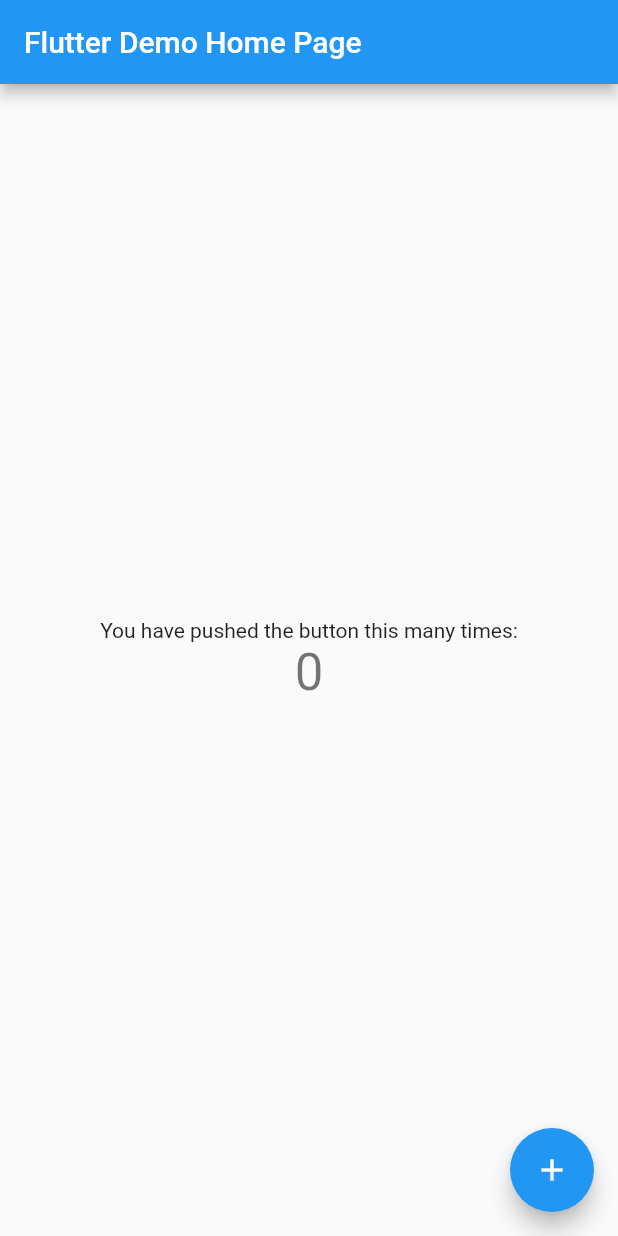
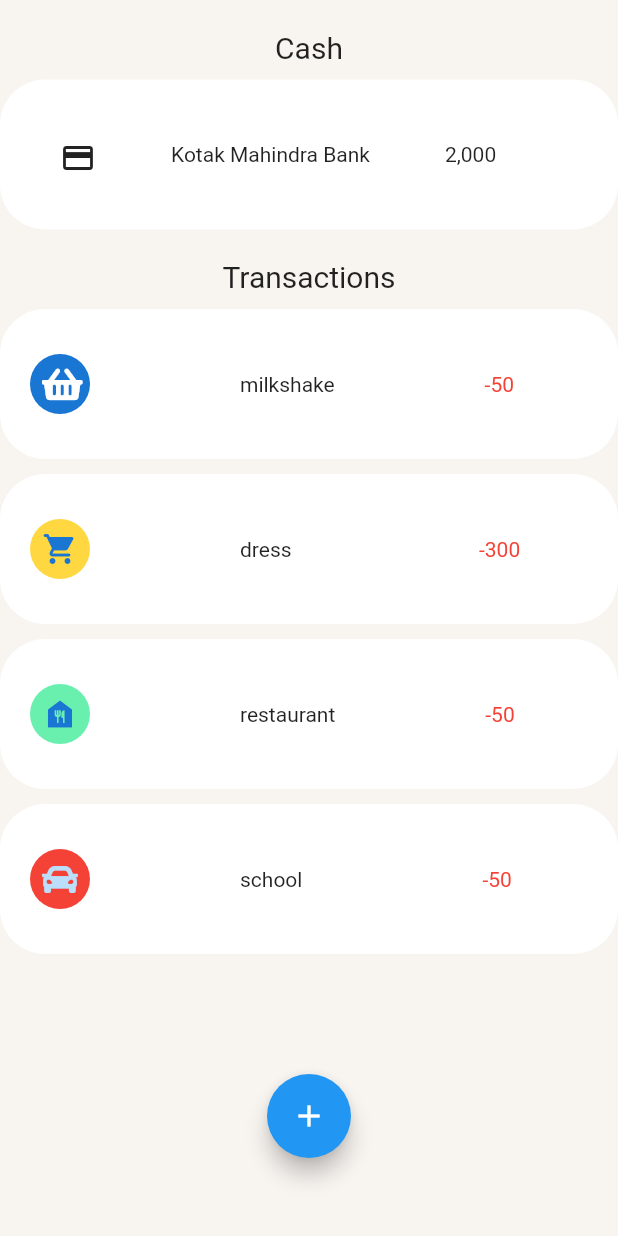
Before and after one commit to abhinavuppu7/cashflow, a Flutter app: the screen it shows after launch, on a phone screen of 412 x 824 dp. Run offline on Flutter 3.47's test engine with Material 2 defaults, Android fonts, the phone set to English and light mode, and no system bars; our stand-ins replace font_awesome_flutter.

Commit message:
initial ui done

```diff
--- /dev/null
+++ b/lib/Homescreen.dart
@@ -0,0 +1,212 @@
+import 'package:flutter/material.dart';
+import 'package:flutter/cupertino.dart';
+import 'package:font_awesome_flutter/font_awesome_flutter.dart';
+class Homescreen extends StatelessWidget {
+  @override
+  Widget build(BuildContext context) {
+    return Scaffold(
+      backgroundColor:Color(0xFFf8f5f1),
+    body: Container(
+     margin: EdgeInsets.only(top: 20),
+    child: Column(
+
+
+
+      children: <Widget>[
+        Text('Cash',
+          style: TextStyle(
+            fontSize: 20,
+
+          ),
+
+        ),
+       SizedBox(height: 10,),
+        Container(
+          height: 100,
+          decoration: BoxDecoration(
+            borderRadius: BorderRadius.circular(30),
+            color:Colors.white,
+
+          ),
+
+          child:Padding(
+
+            padding: const EdgeInsets.all(40.0),
+            child: Row(
+
+
+              children: <Widget>[
+                Icon(Icons.credit_card_outlined
+                ),
+                SizedBox(width:50),
+                Text('Kotak Mahindra Bank'),
+                SizedBox(width:50),
+
+                Text('2,000')
+              ],
+            ),
+          ),
+
+        ),
+        SizedBox(height: 20,),
+        Text('Transactions',
+          style: TextStyle(
+            fontSize: 20,
+
+          ),
+
+        ),
+        //transctions
+        SizedBox(height: 10,),
+        Container(
+          height: 100,
+           decoration: BoxDecoration(
+             borderRadius: BorderRadius.circular(30),
+             color: Colors.white,
+           ),
+          child: Padding(
+            padding: const EdgeInsets.all(20.0),
+            child: Row(
+
+              children: <Widget>[
+               CircleAvatar(
+                   child: Icon(FontAwesomeIcons.shoppingBasket)),
+                SizedBox(width:100),
+                   Text('milkshake',
+
+                   style:TextStyle(
+
+                   ),),
+                SizedBox(width:100),
+                   Text('-50',style: TextStyle(
+                     color: Colors.red,
+                   ),)
+
+
+
+
+              ],
+
+
+            ),
+          ),
+
+        ),
+        SizedBox(height: 10,),
+        Container(
+          height: 100,
+          decoration: BoxDecoration(
+            borderRadius: BorderRadius.circular(30),
+            color: Colors.white,
+          ),
+          child: Padding(
+            padding: const EdgeInsets.all(20.0),
+            child: Row(
+
+              children: <Widget>[
+                CircleAvatar(backgroundColor: Colors.amberAccent,
+                    child: Icon(Icons.shopping_cart_rounded)),
+                SizedBox(width:100),
+                Text('dress',
+
+                  style:TextStyle(
+
+                  ),),
+                SizedBox(width:125),
+                Text('-300',style: TextStyle(
+                  color: Colors.red,
+                ),)
+
+
+
+
+              ],
+
+
+            ),
+          ),
+
+        ),
+        SizedBox(height: 10,),
+        Container(
+          height: 100,
+          decoration: BoxDecoration(
+            borderRadius: BorderRadius.circular(30),
+            color: Colors.white,
+          ),
+          child: Padding(
+            padding: const EdgeInsets.all(20.0),
+            child: Row(
+
+              children: <Widget>[
+                CircleAvatar(backgroundColor: Colors.greenAccent,
+                    child: Icon(Icons.food_bank_sharp)),
+                SizedBox(width:100),
+                Text('restaurant',
+
+                  style:TextStyle(
+
+                  ),),
+                SizedBox(width:100),
+                Text('-50',style: TextStyle(
+                  color: Colors.red,
+                ),)
+
+
+
+
+              ],
+
+
+            ),
+          ),
+
+        ),
+        SizedBox(height: 10,),
+        Container(
+          height: 100,
+          decoration: BoxDecoration(
+            borderRadius: BorderRadius.circular(30),
+            color: Colors.white,
+          ),
+          child: Padding(
+            padding: const EdgeInsets.all(20.0),
+            child: Row(
+
+              children: <Widget>[
+                CircleAvatar(backgroundColor: Colors.red,
+                    child: Icon(FontAwesomeIcons.car
+                    )),
+                SizedBox(width:100),
+                Text('school',
+
+                  style:TextStyle(
+
+                  ),),
+                SizedBox(width:120),
+                Text('-50',style: TextStyle(
+                  color: Colors.red,
+                ),)
+
+
+
+
+              ],
+
+
+            ),
+          ),
+
+        ),
+    SizedBox(height:80),
+    FloatingActionButton(
+     child: Icon(Icons.add),
+
+    ),
+      ],
+    ),
+
+    ),
+    );
+  }
+}
--- a/lib/main.dart
+++ b/lib/main.dart
@@ -1,5 +1,5 @@
 import 'package:flutter/material.dart';
-
+import 'package:cashflow/Homescreen.dart';
 void main() {
   runApp(MyApp());
 }
@@ -9,105 +9,9 @@ class MyApp extends StatelessWidget {
   @override
   Widget build(BuildContext context) {
     return MaterialApp(
-      title: 'Flutter Demo',
-      theme: ThemeData(
-        // This is the theme of your application.
-        //
-        // Try running your application with "flutter run". You'll see the
-        // application has a blue toolbar. Then, without quitting the app, try
-        // changing the primarySwatch below to Colors.green and then invoke
-        // "hot reload" (press "r" in the console where you ran "flutter run",
-        // or simply save your changes to "hot reload" in a Flutter IDE).
-        // Notice that the counter didn't reset back to zero; the application
-        // is not restarted.
-        primarySwatch: Colors.blue,
-      ),
-      home: MyHomePage(title: 'Flutter Demo Home Page'),
+     debugShowCheckedModeBanner: false,
+
+      home: Homescreen(),
     );
   }
 }
-
-class MyHomePage extends StatefulWidget {
-  MyHomePage({Key key, this.title}) : super(key: key);
-
-  // This widget is the home page of your application. It is stateful, meaning
-  // that it has a State object (defined below) that contains fields that affect
-  // how it looks.
-
-  // This class is the configuration for the state. It holds the values (in this
-  // case the title) provided by the parent (in this case the App widget) and
-  // used by the build method of the State. Fields in a Widget subclass are
-  // always marked "final".
-
-  final String title;
-
-  @override
-  _MyHomePageState createState() => _MyHomePageState();
-}
-
-class _MyHomePageState extends State<MyHomePage> {
-  int _counter = 0;
-
-  void _incrementCounter() {
-    setState(() {
-      // This call to setState tells the Flutter framework that something has
-      // changed in this State, which causes it to rerun the build method below
-      // so that the display can reflect the updated values. If we changed
-      // _counter without calling setState(), then the build method would not be
-      // called again, and so nothing would appear to happen.
-      _counter++;
-    });
-  }
-
-  @override
-  Widget build(BuildContext context) {
-    // This method is rerun every time setState is called, for instance as done
-    // by the _incrementCounter method above.
-    //
-    // The Flutter framework has been optimized to make rerunning build methods
-    // fast, so that you can just rebuild anything that needs updating rather
-    // than having to individually change instances of widgets.
-    return Scaffold(
-      appBar: AppBar(
-        // Here we take the value from the MyHomePage object that was created by
-        // the App.build method, and use it to set our appbar title.
-        title: Text(widget.title),
-      ),
-      body: Center(
-        // Center is a layout widget. It takes a single child and positions it
-        // in the middle of the parent.
-        child: Column(
-          // Column is also a layout widget. It takes a list of children and
-          // arranges them vertically. By default, it sizes itself to fit its
-          // children horizontally, and tries to be as tall as its parent.
-          //
-          // Invoke "debug painting" (press "p" in the console, choose the
-          // "Toggle Debug Paint" action from the Flutter Inspector in Android
-          // Studio, or the "Toggle Debug Paint" command in Visual Studio Code)
-          // to see the wireframe for each widget.
-          //
-          // Column has various properties to control how it sizes itself and
-          // how it positions its children. Here we use mainAxisAlignment to
-          // center the children vertically; the main axis here is the vertical
-          // axis because Columns are vertical (the cross axis would be
-          // horizontal).
-          mainAxisAlignment: MainAxisAlignment.center,
-          children: <Widget>[
-            Text(
-              'You have pushed the button this many times:',
-            ),
-            Text(
-              '$_counter',
-              style: Theme.of(context).textTheme.headline4,
-            ),
-          ],
-        ),
-      ),
-      floatingActionButton: FloatingActionButton(
-        onPressed: _incrementCounter,
-        tooltip: 'Increment',
-        child: Icon(Icons.add),
-      ), // This trailing comma makes auto-formatting nicer for build methods.
-    );
-  }
-}
--- a/pubspec.yaml
+++ b/pubspec.yaml
@@ -25,19 +25,24 @@ dependencies:
     sdk: flutter
 
 
+
   # The following adds the Cupertino Icons font to your application.
   # Use with the CupertinoIcons class for iOS style icons.
   cupertino_icons: ^1.0.2
+  font_awesome_flutter: ^9.0.0
+
 
 dev_dependencies:
   flutter_test:
     sdk: flutter
+
 
 # For information on the generic Dart part of this file, see the
 # following page: https://dart.dev/tools/pub/pubspec
 
 # The following section is specific to Flutter.
 flutter:
+
 
   # The following line ensures that the Material Icons font is
   # included with your application, so that you can use the icons in
```
Also changed, not shown: pubspec.lock, 2 other files.
